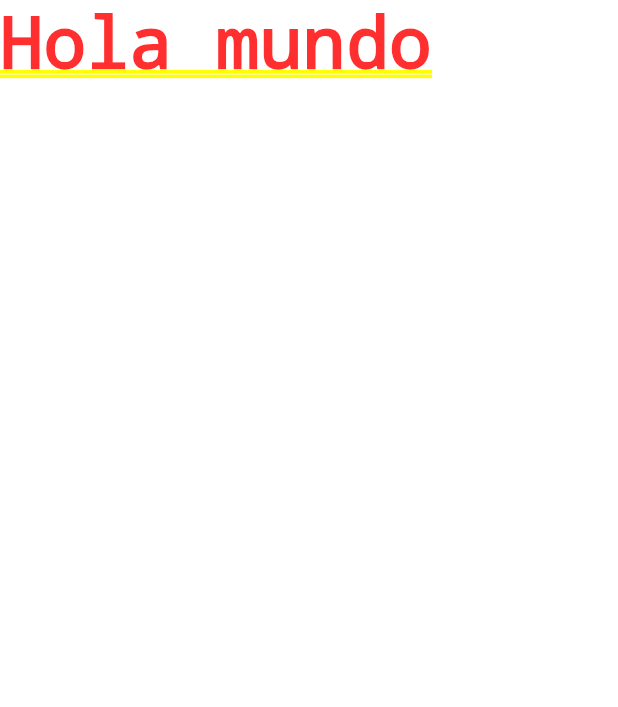
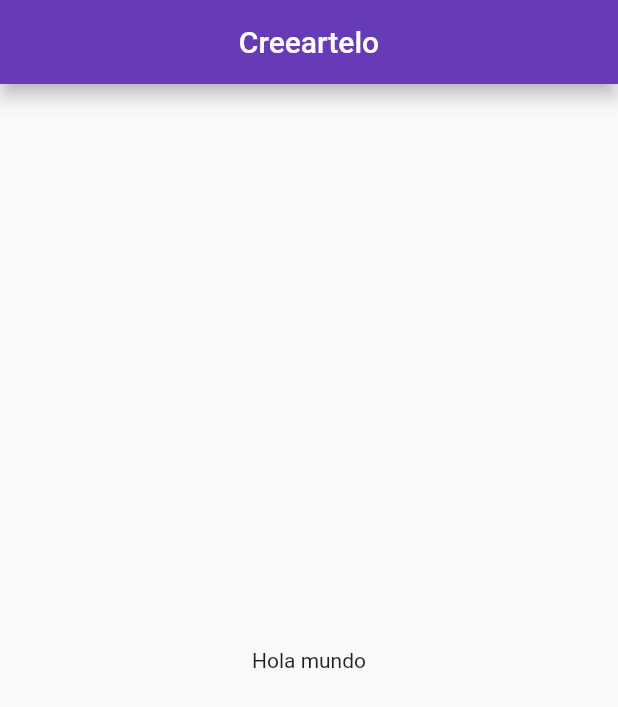
Before and after one commit to dayanescamilla/flutter_challenge, a Flutter app: the screen it shows after launch, on a phone screen of 412 x 824 dp. Shown: the top 707 px of the screen. Run offline on Flutter 3.47's test engine with Material 2 defaults, Android fonts, the phone set to English and light mode, and no system bars.

Commit message:
Commit first screen home_screen.dart

```diff
--- a/lib/main.dart
+++ b/lib/main.dart
@@ -1,4 +1,5 @@
 import 'package:flutter/material.dart';
+import 'package:flutter_challenge/screens/screens.dart';
 
 void main() {
   runApp(const MyApp());
@@ -11,11 +12,12 @@ class MyApp extends StatelessWidget {
   @override
   Widget build(BuildContext context) {
     return MaterialApp(
-      title: 'Flutter Demo',
+      debugShowCheckedModeBanner: false,
+      title: 'Flutter Challenge',
       theme: ThemeData(
-        primarySwatch: Colors.blue,
+        primarySwatch: Colors.deepPurple,
       ),
-      home: const Text('Hola mundo'),
+      home: const HomeScreen(),
     );
   }
 }
--- /dev/null
+++ b/lib/screens/home_screen.dart
@@ -0,0 +1,18 @@
+import 'package:flutter/material.dart';
+
+class HomeScreen extends StatelessWidget {
+  const HomeScreen({Key? key}) : super(key: key);
+
+  @override
+  Widget build(BuildContext context) {
+    return Scaffold(
+      appBar: AppBar(
+        title: const Center(child: Text('Creeartelo')),
+        elevation: 5,
+      ),
+      body: const Center(
+        child: Text('Hola mundo'),
+      ),
+    );
+  }
+}
--- /dev/null
+++ b/lib/screens/screens.dart
@@ -0,0 +1 @@
+export 'package:flutter_challenge/screens/home_screen.dart';
```
